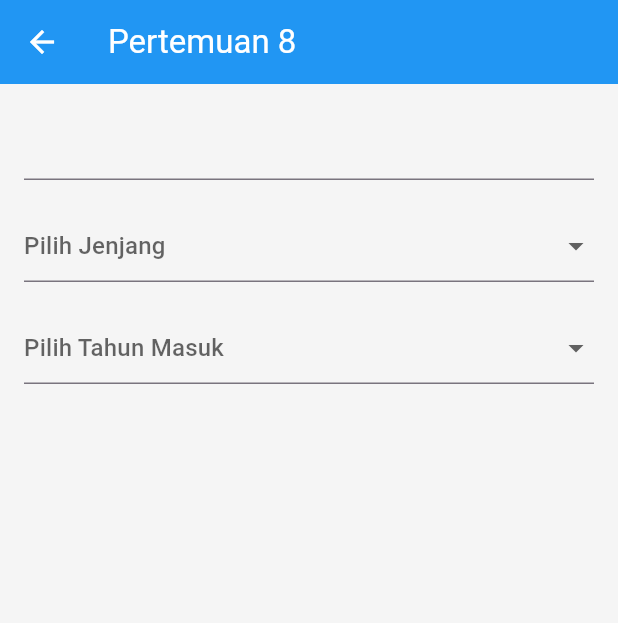
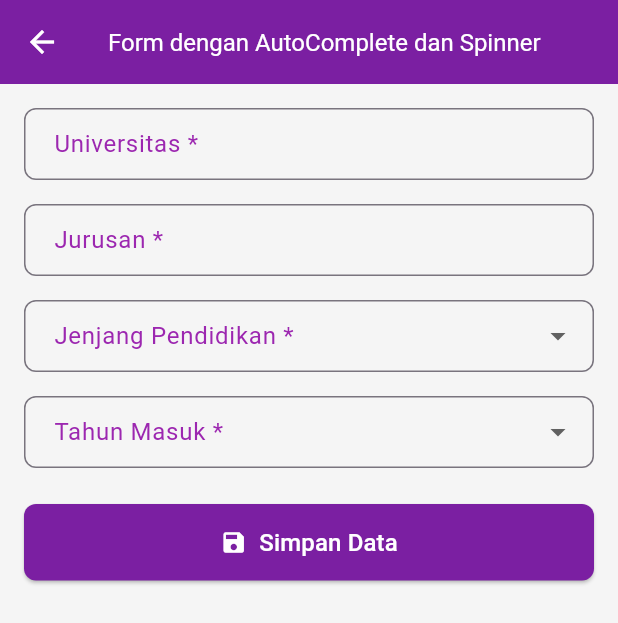
Before and after one commit to Yodeccola/mobile_app_tugas, a Flutter app: the P8Page screen opened directly, on a phone screen of 412 x 824 dp. Shown: the top 623 px of the screen. Run offline on Flutter 3.47's test engine with Material 3 defaults, Android fonts, the phone set to English and light mode, and no system bars; our stand-ins replace fluttertoast, salomon_bottom_bar.

Commit message:
Improve P8

```diff
--- a/lib/pages/p8_page.dart
+++ b/lib/pages/p8_page.dart
@@ -8,117 +8,215 @@ class P8Page extends StatefulWidget {
 }
 
 class _P8PageState extends State<P8Page> {
+  final _formKey = GlobalKey<FormState>();
 
-  final List<String> universitas = [
+  // Controller untuk mengambil data dari Autocomplete
+  final TextEditingController _univController = TextEditingController();
+  final TextEditingController _jurusanController = TextEditingController();
+
+  final List<String> listUniversitas = [
     'Universitas Indonesia',
     'Institut Teknologi Bandung',
     'Universitas Gadjah Mada',
     'Universitas Padjadjaran',
   ];
 
+  final List<String> listJurusan = [
+    'Sistem Informasi',
+    'Akuntansi',
+    'Psikologi',
+    'Desain Komunikasi Visual',
+  ];
+
+  final List<String> listJenjang = ['SMA/Sederajat', 'D3', 'S1', 'S2', 'S3'];
+  final List<String> listTahun = ['2020', '2021', '2022', '2023', '2024', '2025'];
+
   String? selectedJenjang;
   String? selectedTahun;
 
-  final List<String> jenjang = [
-    'SMA/Sederajat',
-    'D3',
-    'S1',
-    'S2',
-    'S3',
-  ];
+  // Fungsi untuk menampilkan Pop-up Dialog sukses
+  void _showSuccessDialog() {
+    showDialog(
+      context: context,
+      builder: (BuildContext context) {
+        return AlertDialog(
+          shape: RoundedRectangleBorder(borderRadius: BorderRadius.circular(16)),
+          content: Column(
+            mainAxisSize: MainAxisSize.min,
+            children: [
+              const Row(
+                children: [
+                  Icon(Icons.check_circle, color: Colors.green, size: 28),
+                  SizedBox(width: 8),
+                  Text(
+                    'Berhasil',
+                    style: TextStyle(fontSize: 18, fontWeight: FontWeight.bold),
+                  ),
+                ],
+              ),
+              const Divider(),
+              const Align(
+                alignment: Alignment.centerLeft,
+                child: Text(
+                  'Data mahasiswa berhasil disimpan.',
+                  style: TextStyle(fontSize: 12, color: Colors.grey),
+                ),
+              ),
+              const SizedBox(height: 12),
+              _buildDialogRow('Universitas', _univController.text),
+              _buildDialogRow('Jurusan', _jurusanController.text),
+              _buildDialogRow('Jenjang', selectedJenjang ?? '-'),
+              _buildDialogRow('Tahun Masuk', selectedTahun ?? '-'),
+              const SizedBox(height: 16),
+              Align(
+                alignment: Alignment.bottomRight,
+                child: TextButton(
+                  onPressed: () => Navigator.pop(context),
+                  child: const Text('OK', style: TextStyle(color: Colors.purple)),
+                ),
+              ),
+            ],
+          ),
+        );
+      },
+    );
+  }
 
-  final List<String> tahunMasuk = [
-    '2020',
-    '2021',
-    '2022',
-    '2023',
-    '2024',
-    '2025',
-  ];
+  Widget _buildDialogRow(String label, String value) {
+    return Padding(
+      padding: const EdgeInsets.symmetric(vertical: 2.0),
+      child: Row(
+        crossAxisAlignment: CrossAxisAlignment.start,
+        children: [
+          Icon(Icons.arrow_right, size: 16, color: Colors.purple[700]),
+          Text('$label : ', style: const TextStyle(fontWeight: FontWeight.bold, fontSize: 13)),
+          Expanded(child: Text(value, style: const TextStyle(fontSize: 13))),
+        ],
+      ),
+    );
+  }
+
+  // Widget dekorasi custom untuk input field agar seragam
+  InputDecoration _inputDecoration(String label) {
+    return InputDecoration(
+      labelText: label,
+      labelStyle: const TextStyle(color: Colors.purple),
+      border: OutlineInputBorder(borderRadius: BorderRadius.circular(8)),
+      focusedBorder: OutlineInputBorder(
+        borderSide: const BorderSide(color: Colors.purple, width: 2),
+        borderRadius: BorderRadius.circular(8),
+      ),
+      contentPadding: const EdgeInsets.symmetric(horizontal: 16, vertical: 12),
+    );
+  }
 
   @override
   Widget build(BuildContext context) {
     return Scaffold(
       appBar: AppBar(
-        title: const Text("Pertemuan 8"),
+        title: const Text(
+          "Form dengan AutoComplete dan Spinner",
+          style: TextStyle(color: Colors.white, fontSize: 16),
         ),
-
-      body: Padding(
+        backgroundColor: Colors.purple[700],
+        leading: const Icon(Icons.arrow_back, color: Colors.white),
+      ),
+      body: SingleChildScrollView(
         padding: const EdgeInsets.all(16),
-
+        child: Form(
+          key: _formKey,
           child: Column(
+            crossAxisAlignment: CrossAxisAlignment.stretch,
             children: [
-
-            /// AUTOCOMPLETE
+              // 1. AUTOCOMPLETE UNIVERSITAS
               Autocomplete<String>(
                 optionsBuilder: (TextEditingValue textEditingValue) {
-
-                if (textEditingValue.text.isEmpty) {
-                  return const Iterable<String>.empty();
-                }
-
-                return universitas.where((String item) {
-                  return item.toLowerCase().contains(
-                    textEditingValue.text.toLowerCase(),
-                  );
+                  return listUniversitas.where((String item) {
+                    return item.toLowerCase().contains(textEditingValue.text.toLowerCase());
                   });
                 },
-
-              onSelected: (String selection) {
-                print(selection);
+                fieldViewBuilder: (context, textEditingController, focusNode, onFieldSubmitted) {
+                  // Menyambungkan controller internal autocomplete ke controller utama kita
+                  _univController.text = textEditingController.text;
+                  textEditingController.addListener(() {
+                    _univController.text = textEditingController.text;
+                  });
+                  return TextField(
+                    controller: textEditingController,
+                    focusNode: focusNode,
+                    decoration: _inputDecoration("Universitas *"),
+                  );
                 },
               ),
+              const SizedBox(height: 16),
 
-            const SizedBox(height: 20),
+              // 2. AUTOCOMPLETE JURUSAN
+              Autocomplete<String>(
+                optionsBuilder: (TextEditingValue textEditingValue) {
+                  return listJurusan.where((String item) {
+                    return item.toLowerCase().contains(textEditingValue.text.toLowerCase());
+                  });
+                },
+                fieldViewBuilder: (context, textEditingController, focusNode, onFieldSubmitted) {
+                  _jurusanController.text = textEditingController.text;
+                  textEditingController.addListener(() {
+                    _jurusanController.text = textEditingController.text;
+                  });
+                  return TextField(
+                    controller: textEditingController,
+                    focusNode: focusNode,
+                    decoration: _inputDecoration("Jurusan *"),
+                  );
+                },
+              ),
+              const SizedBox(height: 16),
 
-            /// SPINNER / DROPDOWN
+              // 3. SPINNER JENJANG PENDIDIKAN
               DropdownButtonFormField<String>(
                 value: selectedJenjang,
-              hint: const Text("Pilih Jenjang"),
+                decoration: _inputDecoration("Jenjang Pendidikan *"),
+                items: listJenjang.map((String item) {
+                  return DropdownMenuItem(value: item, child: Text(item));
+                }).toList(),
+                onChanged: (value) => setState(() => selectedJenjang = value),
+              ),
+              const SizedBox(height: 16),
 
-              items: jenjang.map((String item) {
-
-                return DropdownMenuItem(
-                  value: item,
-                  child: Text(item),
-                );
-
-              }).toList(),
-
-              onChanged: (value) {
-
-                setState(() {
-                  selectedJenjang = value;
-                });
-
-              },
-            ),
-
-            const SizedBox(height: 20),
-
+              // 4. SPINNER TAHUN MASUK
               DropdownButtonFormField<String>(
                 value: selectedTahun,
-              hint: const Text("Pilih Tahun Masuk"),
+                decoration: _inputDecoration("Tahun Masuk *"),
+                items: listTahun.map((String item) {
+                  return DropdownMenuItem(value: item, child: Text(item));
+                }).toList(),
+                onChanged: (value) => setState(() => selectedTahun = value),
+              ),
+              const SizedBox(height: 24),
 
-              items: tahunMasuk.map((String item) {
-
-                return DropdownMenuItem(
-                  value: item,
-                  child: Text(item),
+              // 5. TOMBOL SIMPAN DATA
+              ElevatedButton.icon(
+                onPressed: () {
+                  if (_univController.text.isNotEmpty &&
+                      _jurusanController.text.isNotEmpty &&
+                      selectedJenjang != null &&
+                      selectedTahun != null) {
+                    _showSuccessDialog();
+                  } else {
+                    ScaffoldMessenger.of(context).showSnackBar(
+                      const SnackBar(content: Text('Mohon isi semua data terlebih dahulu!')),
                     );
-
-              }).toList(),
-
-              onChanged: (value) {
-
-                setState(() {
-                  selectedTahun = value;
-                });
-
+                  }
                 },
+                icon: const Icon(Icons.save, color: Colors.white),
+                label: const Text("Simpan Data", style: TextStyle(color: Colors.white, fontSize: 16)),
+                style: ElevatedButton.styleFrom(
+                  backgroundColor: Colors.purple[700],
+                  padding: const EdgeInsets.symmetric(vertical: 14),
+                  shape: RoundedRectangleBorder(borderRadius: BorderRadius.circular(8)),
                 ),
-
+              ),
             ],
+          ),
         ),
       ),
     );
```
Lines whose indentation alone changed are shown as unchanged.
